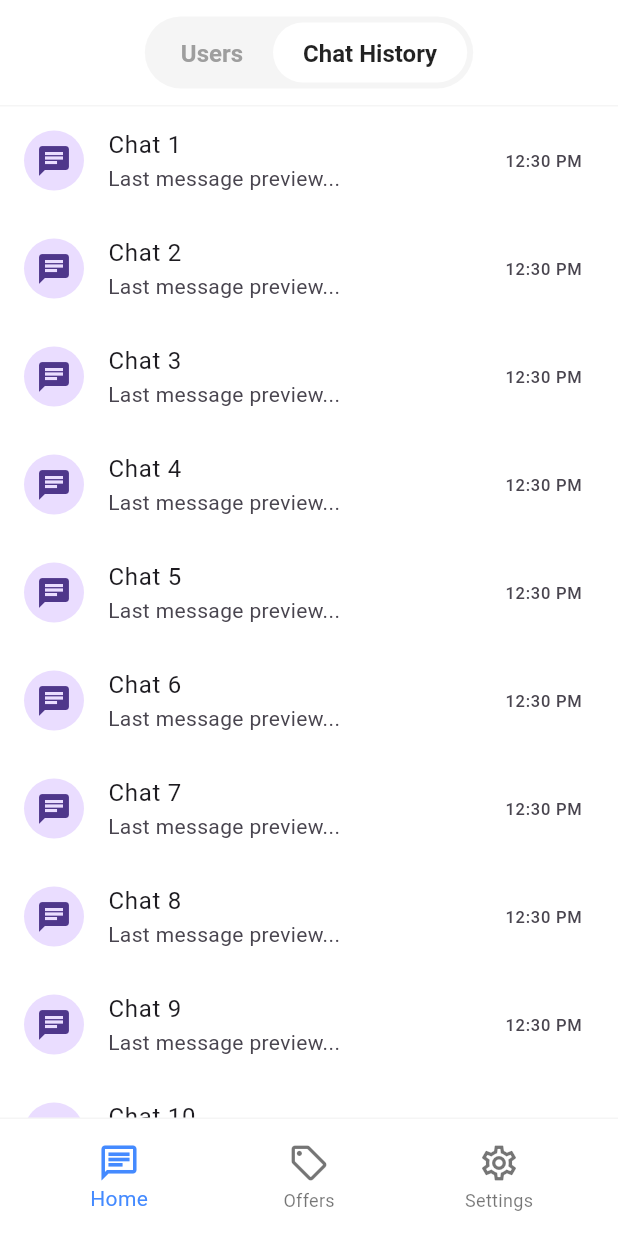
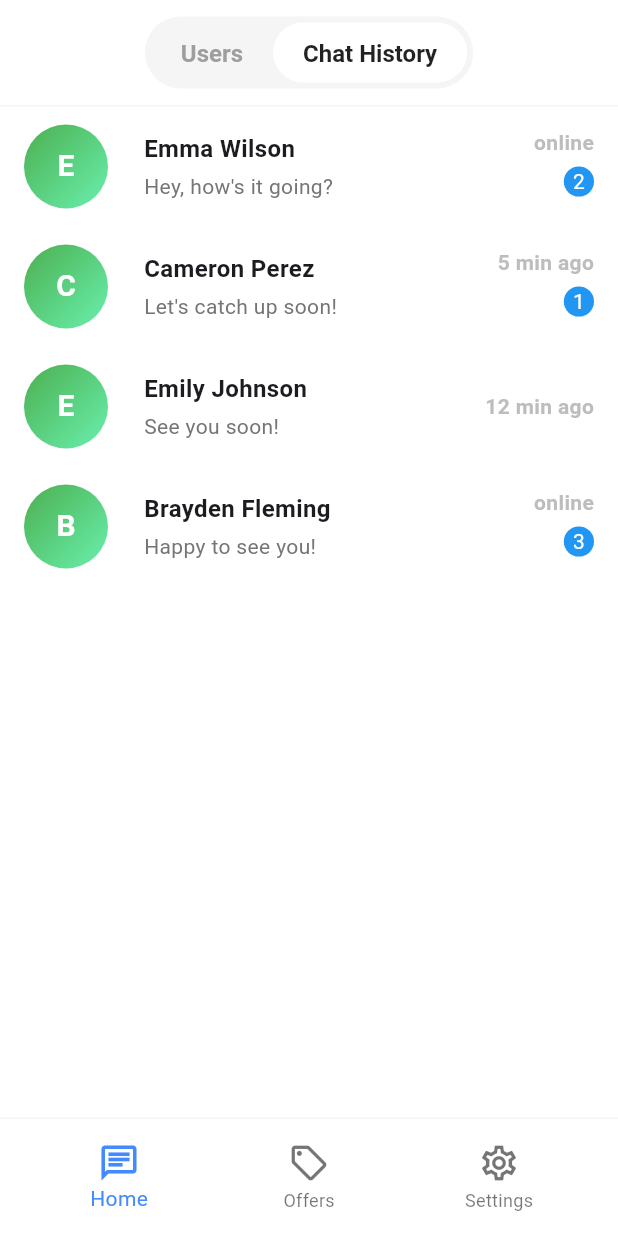
Before and after one commit to Utkarsh3108/Chat, a Flutter app: the screen it shows after launch, after a tap on "Chat History", on a phone screen of 412 x 824 dp. Run offline on Flutter 3.47's test engine with Material 3 defaults, Android fonts, the phone set to English and light mode, and no system bars; our stand-ins replace equatable, flutter_bloc.

Commit message:
chat history page ui

```diff
--- /dev/null
+++ b/lib/features/home/bloc/chat_history_bloc.dart
@@ -0,0 +1,40 @@
+import 'package:chat_ai/features/home/models/chat_history.dart';
+import 'package:flutter_bloc/flutter_bloc.dart';
+import 'chat_history_event.dart';
+import 'chat_history_state.dart';
+
+
+class ChatHistoryBloc extends Bloc<ChatHistoryEvent, ChatHistoryState> {
+  ChatHistoryBloc() : super(ChatHistoryLoading()) { // Initially, set to loading state
+    on<LoadChatHistory>(_onLoadChatHistory);
+    on<AddChatHistory>(_onAddChatHistory);
+  }
+
+  Future<void> _onLoadChatHistory(LoadChatHistory event, Emitter<ChatHistoryState> emit) async {
+    try {
+      emit(ChatHistoryLoading());  // Emit loading state before fetching data
+
+      // Simulate a delay for loading data (you can replace it with actual data fetching)
+      await Future.delayed(const Duration(seconds: 2));
+
+      final chatHistory = [
+        ChatHistory(userName: 'Emma Wilson', lastMessage: 'Hey, how\'s it going?', status: 'online', newMessages: 2),
+        ChatHistory(userName: 'Cameron Perez', lastMessage: 'Let\'s catch up soon!', status: '5 min ago', newMessages: 1),
+        ChatHistory(userName: 'Emily Johnson', lastMessage: 'See you soon!', status: '12 min ago', newMessages: 0),
+        ChatHistory(userName: 'Brayden Fleming', lastMessage: 'Happy to see you!', status: 'online', newMessages: 3),
+      ];
+
+      emit(ChatHistoryLoaded(chatHistory));  // Emit loaded state with data
+    } catch (e) {
+      emit(ChatHistoryError(e.toString()));  // Emit error if something fails
+    }
+  }
+
+  Future<void> _onAddChatHistory(AddChatHistory event, Emitter<ChatHistoryState> emit) async {
+    // Here you would typically add the new chat to the list (e.g., through an API or database)
+    final chatHistory = List<ChatHistory>.from((state as ChatHistoryLoaded).chatHistory);
+    chatHistory.add(event.chatHistory);
+
+    emit(ChatHistoryLoaded(chatHistory));  // Emit loaded state with updated list
+  }
+}
--- /dev/null
+++ b/lib/features/home/bloc/chat_history_event.dart
@@ -0,0 +1,19 @@
+import 'package:chat_ai/features/home/models/chat_history.dart';
+import 'package:equatable/equatable.dart';
+
+
+abstract class ChatHistoryEvent extends Equatable {
+  @override
+  List<Object?> get props => [];
+}
+
+class LoadChatHistory extends ChatHistoryEvent {}
+
+class AddChatHistory extends ChatHistoryEvent {
+  final ChatHistory chatHistory;
+
+  AddChatHistory(this.chatHistory);
+
+  @override
+  List<Object?> get props => [chatHistory];
+}
--- /dev/null
+++ b/lib/features/home/bloc/chat_history_state.dart
@@ -0,0 +1,17 @@
+import 'package:chat_ai/features/home/models/chat_history.dart';
+
+abstract class ChatHistoryState {}
+
+class ChatHistoryLoading extends ChatHistoryState {}
+
+class ChatHistoryLoaded extends ChatHistoryState {
+  final List<ChatHistory> chatHistory;
+
+  ChatHistoryLoaded(this.chatHistory);
+}
+
+class ChatHistoryError extends ChatHistoryState {
+  final String errorMessage;
+
+  ChatHistoryError(this.errorMessage);
+}
--- /dev/null
+++ b/lib/features/home/models/chat_history.dart
@@ -0,0 +1,13 @@
+class ChatHistory {
+  final String userName;
+  final String lastMessage;
+  final String status;
+  final int newMessages;
+
+  ChatHistory({
+    required this.userName,
+    required this.lastMessage,
+    required this.status,
+    required this.newMessages,
+  });
+}
--- a/lib/features/home/presentation/widgets/chat_history_widget.dart
+++ b/lib/features/home/presentation/widgets/chat_history_widget.dart
@@ -1,22 +1,111 @@
+import 'package:chat_ai/features/home/bloc/chat_history_bloc.dart';
+import 'package:chat_ai/features/home/bloc/chat_history_event.dart';
+import 'package:chat_ai/features/home/bloc/chat_history_state.dart';
 import 'package:flutter/material.dart';
+import 'package:flutter_bloc/flutter_bloc.dart';
 
 class ChatHistoryWidget extends StatelessWidget {
   const ChatHistoryWidget({super.key});
 
   @override
   Widget build(BuildContext context) {
-    // Placeholder content
-    return ListView.builder(
-      key: const PageStorageKey('chat_history_list'),
-      itemCount: 20,
-      itemBuilder: (context, index) {
-        return ListTile(
-          leading: const CircleAvatar(child: Icon(Icons.chat)),
-          title: Text('Chat ${index + 1}'),
-          subtitle: const Text('Last message preview...'),
-          trailing: const Text('12:30 PM'),
-        );
-      },
+    return BlocProvider(
+      create: (_) => ChatHistoryBloc()..add(LoadChatHistory()), // Load initial chat history
+      child: Scaffold(
+        backgroundColor: Colors.white,
+        body: BlocBuilder<ChatHistoryBloc, ChatHistoryState>(
+          builder: (context, state) {
+            if (state is ChatHistoryLoading) {
+              return const Center(child: CircularProgressIndicator());
+            } else if (state is ChatHistoryLoaded) {
+              final chatHistory = state.chatHistory;
+
+              return ListView.builder(
+                itemCount: chatHistory.length,
+                itemBuilder: (context, index) {
+                  final chat = chatHistory[index];
+                  final initial = chat.userName.isNotEmpty ? chat.userName[0] : '?';
+
+                  return Padding(
+                    padding: const EdgeInsets.symmetric(vertical: 12.0, horizontal: 16),
+                    child: Row(
+                      children: [
+                        // Avatar with gradient
+                        Container(
+                          width: 56,
+                          height: 56,
+                          decoration: const BoxDecoration(
+                            shape: BoxShape.circle,
+                            gradient: LinearGradient(
+                              colors: [Colors.green, Colors.greenAccent],
+                              begin: Alignment.topLeft,
+                              end: Alignment.bottomRight,
+                            ),
+                          ),
+                          child: Center(
+                            child: Text(
+                              initial,
+                              style: const TextStyle(color: Colors.white, fontWeight: FontWeight.bold, fontSize: 20),
+                            ),
+                          ),
+                        ),
+                        const SizedBox(width: 24),
+                        // User name, message, and status in a Column
+                        Column(
+                          crossAxisAlignment: CrossAxisAlignment.start,
+                          children: [
+                            // User name
+                            Text(
+                              chat.userName,
+                              style: const TextStyle(fontWeight: FontWeight.bold, fontSize: 16),
+                            ),
+                            const SizedBox(height: 4),
+                            // Last message
+                            Text(
+                              chat.lastMessage,
+                              style: TextStyle(color: Colors.grey.shade600, fontSize: 14),
+                            ),
+                          ],
+                        ),
+                        const Spacer(),
+                        // Column for status and new messages
+                        Column(
+                          crossAxisAlignment: CrossAxisAlignment.end,
+                          children: [
+                            // Status (e.g. online, 5 min ago)
+                            Text(
+                              chat.status,
+                              style: TextStyle(color: Colors.grey.shade400, fontSize: 14,fontWeight: FontWeight.bold),
+                            ),
+
+                            // New message indicator (circular with number)
+                            if (chat.newMessages > 0)
+                              Container(
+                                padding: const EdgeInsets.all(6),
+                                decoration: BoxDecoration(
+                                  shape: BoxShape.circle,
+                                  color: Colors.blue,
+                                ),
+                                child: Text(
+                                  '${chat.newMessages}',
+                                  style: const TextStyle(color: Colors.white),
+                                ),
+                              ),
+                          ],
+                        ),
+                      ],
+                    ),
+                  );
+                },
+              );
+            } else if (state is ChatHistoryError) {
+              return Center(child: Text(state.errorMessage));  // Display error message
+            }
+
+            return const Center(child: Text('Failed to load chat history.'));
+          },
+        ),
+      ),
     );
   }
 }
--- a/lib/features/home/presentation/widgets/users_widget.dart
+++ b/lib/features/home/presentation/widgets/users_widget.dart
@@ -18,7 +18,7 @@ class UsersWidget extends StatelessWidget {
             if (state is UsersLoaded) {
               final users = state.users;
               return ListView.builder(
-                padding: const EdgeInsets.all(16),
+
                 itemCount: users.length,
                 itemBuilder: (context, index) {
                   final user = users[index];
@@ -27,7 +27,7 @@ class UsersWidget extends StatelessWidget {
 
                   return Padding(
                     padding: const EdgeInsets.symmetric(
-                      vertical: 8.0,
+                      vertical: 10,
                       horizontal: 16,
                     ),
                     child: Row(
```
